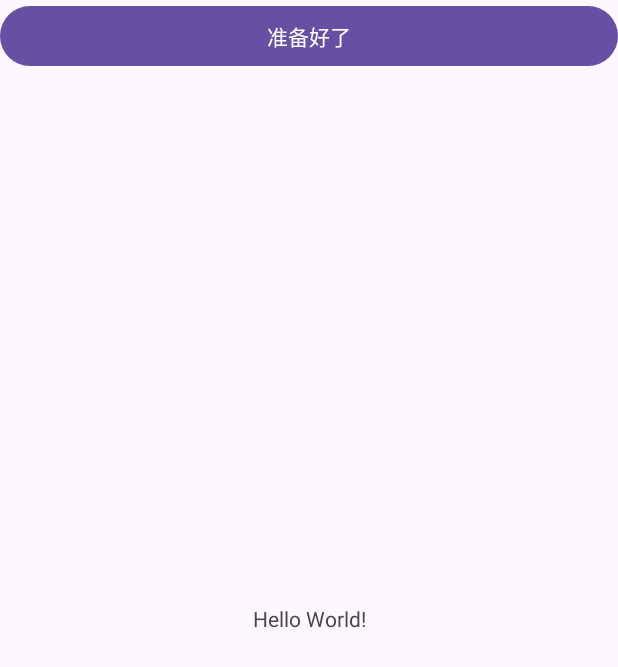
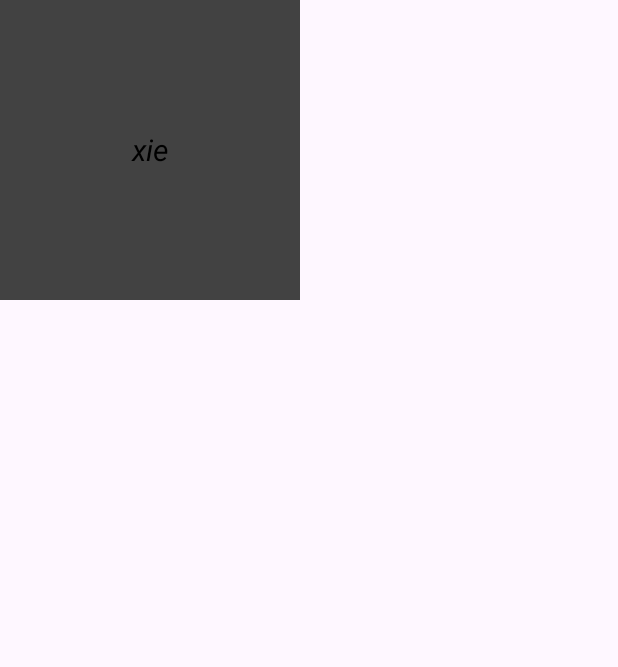
Before and after one commit to Aila-666/mytest07_04, an Android app: the screen it shows after launch (MainActivity), on a phone screen of 412 x 824 dp. Shown: the top 667 px of the screen. Run offline under Robolectric (Android 15) with nearby library versions, the phone set to English and light mode, and no system bars.

Commit message:
[study][TextView] 2023/07/06
Signed-off-by: Aila-666 <1727797813@qq.com>

```diff
--- a/app/src/main/java/com/example/mytest07_04/MainActivity.java
+++ b/app/src/main/java/com/example/mytest07_04/MainActivity.java
@@ -3,29 +3,21 @@ package com.example.mytest07_04;
 import androidx.appcompat.app.AppCompatActivity;
 
 import android.os.Bundle;
+import android.util.Log;
 import android.view.View;
 import android.widget.Button;
+import android.widget.TextView;
 import android.widget.Toast;
 
 public class MainActivity extends AppCompatActivity {
+    public static String TAG = "MainActivity";
 
     @Override
     protected void onCreate(Bundle savedInstanceState) {
         super.onCreate(savedInstanceState);
-        //test 2023/07/04 for first commit
         setContentView(R.layout.activity_main);
-        welcome();
-        Button button = findViewById(R.id.bt_android);
-        button.setOnClickListener(new View.OnClickListener() {
-            @Override
-            public void onClick(View view) {
-                Toast.makeText(MainActivity.this,"button",Toast.LENGTH_SHORT).show();
-            }
-        });
+
+        TextView tv_one = findViewById(R.id.tv_one);
+        tv_one.setText("xie");
     }
-    public void welcome(){
-        Toast.makeText(this, "欢迎来到我的世界", Toast.LENGTH_LONG).show();
-    }
-
-
 }
--- a/app/src/main/res/layout/activity_main.xml
+++ b/app/src/main/res/layout/activity_main.xml
@@ -1,26 +1,17 @@
 <?xml version="1.0" encoding="utf-8"?>
-<androidx.constraintlayout.widget.ConstraintLayout xmlns:android="http://schemas.android.com/apk/res/android"
-    xmlns:app="http://schemas.android.com/apk/res-auto"
-    xmlns:tools="http://schemas.android.com/tools"
+<LinearLayout xmlns:android="http://schemas.android.com/apk/res/android"
     android:layout_width="match_parent"
     android:layout_height="match_parent"
-    android:orientation="vertical"
-    tools:context=".MainActivity">
+    android:orientation="vertical">
 
     <TextView
-        android:layout_width="wrap_content"
-        android:layout_height="wrap_content"
-        android:text="Hello World!"
-        app:layout_constraintBottom_toBottomOf="parent"
-        app:layout_constraintEnd_toEndOf="parent"
-        app:layout_constraintStart_toStartOf="parent"
-        app:layout_constraintTop_toTopOf="parent" />
-    <Button
-        android:layout_width="match_parent"
-        android:layout_height="wrap_content"
-        android:text="准备好了"
-        android:id="@+id/bt_android"
-        android:onClick="Welcome"
-        tools:ignore="MissingConstraints" />
-
-</androidx.constraintlayout.widget.ConstraintLayout>
+        android:layout_width="200dp"
+        android:layout_height="200dp"
+        android:id="@+id/tv_one"
+        android:text="@string/tv_one"
+        android:textColor="@color/black"
+        android:textStyle="italic"
+        android:textSize="20sp"
+        android:background="@color/cardview_dark_background"
+        android:gravity="center"/>
+</LinearLayout>
--- a/app/src/main/res/values/strings.xml
+++ b/app/src/main/res/values/strings.xml
@@ -1,3 +1,4 @@
 <resources>
     <string name="app_name">mytest07_04</string>
+    <string name="tv_one">Hollow world</string>
 </resources>
```
